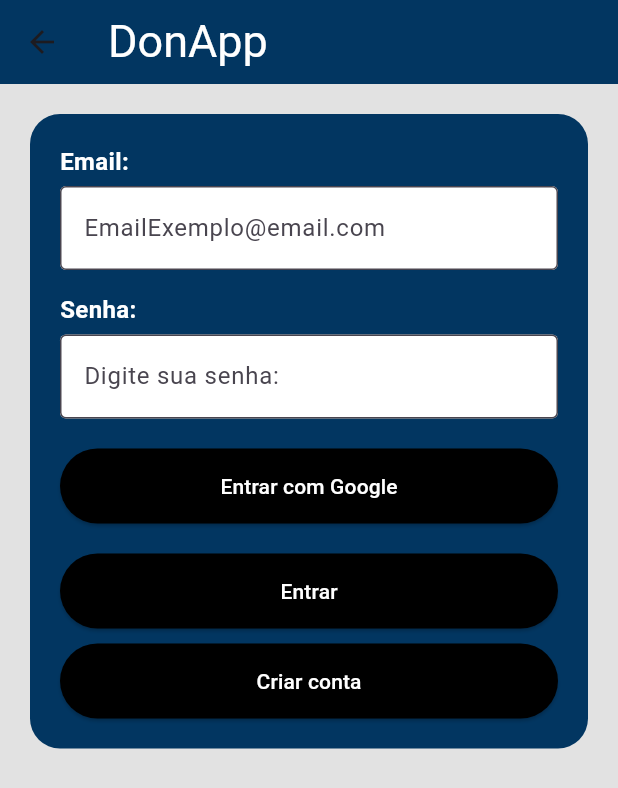
After one commit to DE4THB0RN/Donapp, a Flutter app: the CadastroOng screen opened directly, after a tap on "Já tenho conta", on a phone screen of 412 x 824 dp. The commit adds this screen. Shown: the top 788 px of the screen. Run offline on Flutter 3.47's test engine with Material 3 defaults, Android fonts, the phone set to English and light mode, and no system bars; our stand-ins replace flutter_carousel_widget, image_picker, shared_preferences, sqflite; missing offline and left inert: encrypt_decrypt_plus; accounts and stored records are empty; Roboto replaces fonts that are missing (Katibeh).

Commit message:
SHIN KIKO HOOOO

```diff
--- /dev/null
+++ b/lib/Rotas/Login_ONG.dart
@@ -0,0 +1,26 @@
+import 'package:donapp/Components/AppBarra.dart';
+import 'package:donapp/Telas/LoginPage_ONG.dart';
+import 'package:donapp/Theme/Color.dart';
+import 'package:flutter/material.dart';
+
+class LoginONG extends StatefulWidget {
+  const LoginONG({super.key});
+
+  @override
+  State<LoginONG> createState() => _LoginONGState();
+}
+
+class _LoginONGState extends State<LoginONG> {
+  @override
+  Widget build(BuildContext context) {
+    return Scaffold(
+      backgroundColor: AppColor.backgroundColor,
+      appBar: AppBarra(),
+      body: _body(),
+    );
+  }
+
+  _body() {
+    return Loginpage_ONGState();
+  }
+}
--- a/lib/Telas/CadastroOng.dart
+++ b/lib/Telas/CadastroOng.dart
@@ -16,8 +16,6 @@ class CadastroOng extends StatefulWidget {
 
 class _CadastroOngState extends State<CadastroOng> {
   late SharedPreferences prefs;
-
-
 
   void _initPrefs() async {
     prefs = await SharedPreferences.getInstance();
@@ -143,7 +141,7 @@ class _CadastroOngState extends State<CadastroOng> {
                     CustomButton(
                       text: 'Já tenho conta',
                       onPressed: () {
-                        Navigator.pushReplacementNamed(context, 'Login');
+                        Navigator.pushReplacementNamed(context, 'Login_ONG');
                       },
                     ),
                   ],
--- a/lib/Telas/CadastroScreen.dart
+++ b/lib/Telas/CadastroScreen.dart
@@ -153,7 +153,7 @@ class _CadastroScreenState extends State<CadastroScreen> {
                     CustomButton(
                       text: 'Já tenho conta',
                       onPressed: () {
-                        Navigator.pushReplacementNamed(context, 'Login');
+                        Navigator.pushReplacementNamed(context, 'Login_User');
                       },
                     ),
                   ],
--- /dev/null
+++ b/lib/Telas/LoginPage_ONG.dart
@@ -0,0 +1,160 @@
+import 'package:donapp/BD/sql_ONG.dart';
+import 'package:donapp/Components/Helper.dart';
+import 'package:donapp/Components/Preencha.dart';
+import 'package:donapp/Theme/Color.dart';
+import 'package:donapp/Theme/Padding.dart';
+import 'package:flutter/material.dart';
+import 'package:donapp/Components/CustomInputField.dart';
+import 'package:donapp/Components/CustomButton.dart';
+import 'package:shared_preferences/shared_preferences.dart';
+
+class Loginpage_ONGState extends StatefulWidget {
+  const Loginpage_ONGState({super.key});
+
+  @override
+  State<Loginpage_ONGState> createState() => __Loginpage_ONGState();
+}
+
+class __Loginpage_ONGState extends State<Loginpage_ONGState> {
+  late SharedPreferences prefs;
+
+  String email = '';
+  String senha = '';
+
+  List<Map<String, dynamic>> _usuario = [];
+
+  void _initPrefs() async {
+    prefs = await SharedPreferences.getInstance();
+  }
+
+  Future<void> _pegarONG() async {
+    _usuario = await SQLONG.pegaUmaONGEmail2(email);
+  }
+
+  @override
+  Widget build(BuildContext context) {
+    return Scaffold(
+      backgroundColor: AppColor.backgroundColor,
+      body: SingleChildScrollView(
+        child: Center(
+          child: Padding(
+            padding: Padinho.medio,
+            child: Container(
+              padding: Padinho.medio,
+              decoration: BoxDecoration(
+                color:
+                    AppColor.appBarColor, // Cor de fundo para a área de inputs
+                borderRadius: BorderRadius.circular(20.0), // Borda arredondada
+              ),
+              child: Column(
+                mainAxisSize: MainAxisSize.min,
+                crossAxisAlignment: CrossAxisAlignment.start,
+                children: [
+                  CustomInputField(
+                    labelText: 'Email:',
+                    hintText: 'EmailExemplo@email.com',
+                    keyboardType: TextInputType.emailAddress,
+                    onChanged: (value) {
+                      email = value;
+                    },
+                    onSubmitted: (value) {},
+                  ),
+                  SizedBox(height: 15),
+                  CustomInputField(
+                    labelText: 'Senha:',
+                    hintText: 'Digite sua senha:',
+                    keyboardType: TextInputType.text,
+                    obscureText: true,
+                    onChanged: (value) {
+                      senha = value;
+                    },
+                    onSubmitted: (value) {},
+                  ),
+                  SizedBox(height: 20),
+                  CustomButton(
+                    text: 'Entrar com Google',
+                    onPressed: () {
+                      Navigator.pushReplacementNamed(context, 'Home');
+                    },
+                  ),
+                  SizedBox(height: 20),
+                  CustomButton(
+                    text: 'Entrar',
+                    onPressed: () async {
+                      _initPrefs();
+                      if (email.isEmpty || senha.isEmpty) {
+                        Preencha.dialogo(context);
+                      } else {
+                        senha = generateMd5(senha);
+                        await _pegarONG();
+                        if (_usuario.isNotEmpty) {
+                          if (_usuario.first['senha'] == senha) {
+                            String nome = _usuario.first['nome'];
+                            nome = cipher.xorEncode(nome);
+                            prefs.setString('nome', nome);
+                            String emailtoken = cipher.xorEncode(email);
+                            prefs.setString('email', emailtoken);
+                            String senhatoken = cipher.xorEncode(senha);
+                            prefs.setString('senha', senhatoken);
+                            Navigator.pushReplacementNamed(context, 'Home');
+                          } else {
+                            _senhaErrada();
+                          }
+                        } else if (_usuario.isEmpty) {
+                          showDialog(
+                            context: context,
+                            builder: (context) {
+                              return AlertDialog(
+                                title: Text('Erro'),
+                                content: Text('ONG não encontrada'),
+                                actions: [
+                                  TextButton(
+                                    onPressed: () {
+                                      Navigator.pop(context);
+                                    },
+                                    child: Text('OK'),
+                                  ),
+                                ],
+                              );
+                            },
+                          );
+                        }
+                      }
+                    },
+                  ),
+                  SizedBox(height: 10),
+                  CustomButton(
+                    text: 'Criar conta',
+                    onPressed: () {
+                      Navigator.pushReplacementNamed(context, 'Cadastro_ONG');
+                    },
+                  ),
+                ],
+              ),
+            ),
+          ),
+        ),
+      ),
+    );
+  }
+
+  _senhaErrada() {
+    return showDialog(
+      context: context,
+      builder: (context) {
+        return AlertDialog(
+          title: Text('Erro'),
+          content: Text('Senha incorreta'),
+          actions: [
+            TextButton(
+              onPressed: () {
+                Navigator.pop(context);
+              },
+              child: Text('OK'),
+            ),
+          ],
+        );
+      },
+    );
+  }
+}
--- a/lib/main.dart
+++ b/lib/main.dart
@@ -1,6 +1,7 @@
 import 'package:donapp/Rotas/Cadastro.dart';
 
 import 'package:donapp/Rotas/HomeCall.dart';
+import 'package:donapp/Rotas/Login_ONG.dart';
 import 'package:donapp/Rotas/ONG_Cadastro.dart';
 import 'package:donapp/Rotas/ONG_Cadastro2.dart';
 import 'package:donapp/Rotas/Ong.dart';
@@ -42,7 +43,8 @@ class _DonappState extends State<Donapp> {
         'Usuario': (context) => Usuario(),
         'Home': (context) => Homecall(),
         'ONG': (context) => ONG(),
-        'Login': (context) => Login(),
+        'Login_User': (context) => Login(),
+        'Login_ONG': (context) => LoginONG(),
         'Cadastro_ONG': (context) => ONG_Cadastro(),
         'Cadastro_ONG2': (context) => ONG_Cadastro2(),
       },
```
